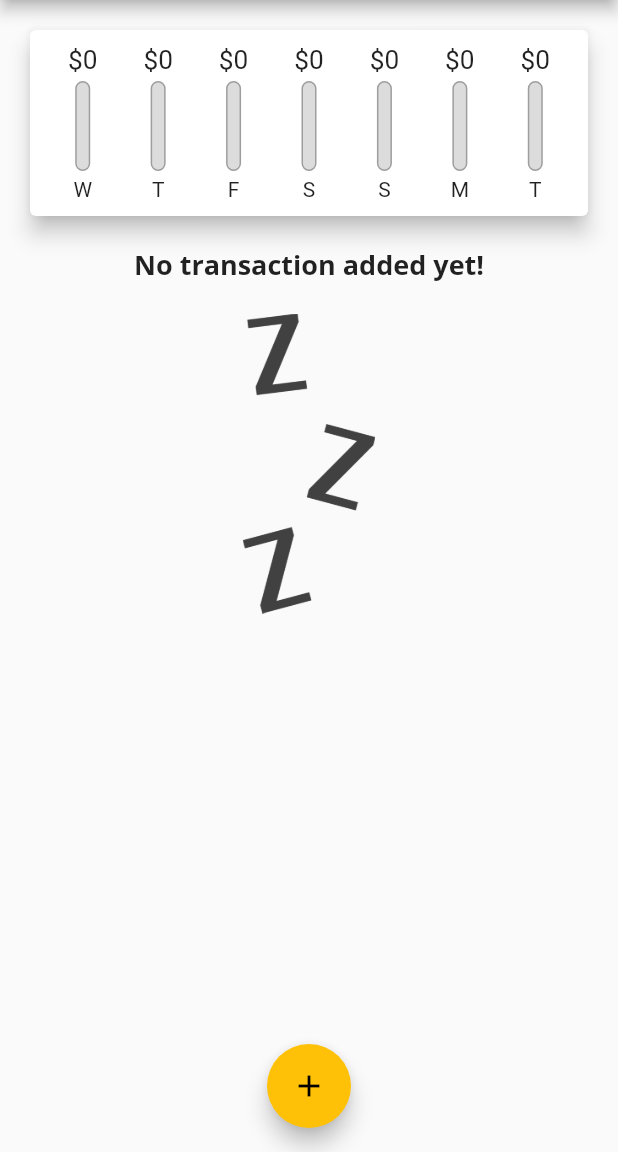
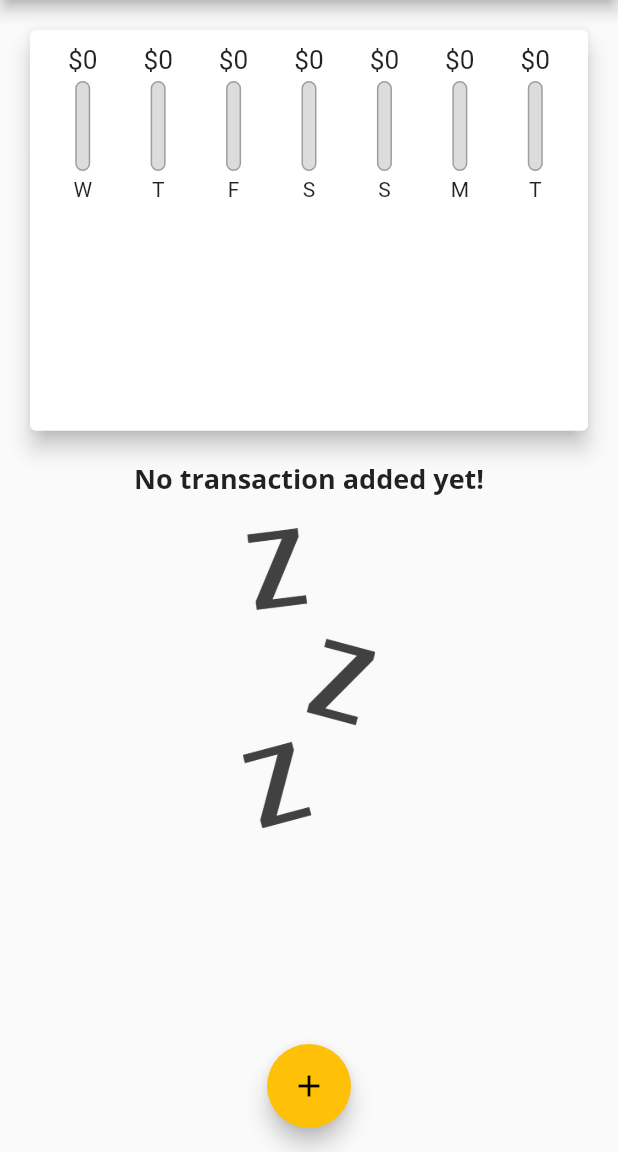
Before and after one commit to NgangaMichael/expense-planner, a Flutter app: the screen it shows after launch, on a phone screen of 412 x 824 dp, the part 84-1236 px from its top. Run offline on Flutter 3.47's test engine with Material 2 defaults, Android fonts, the phone set to English and light mode, and no system bars.

Commit message:
added media query on chart and transaction list for responsiveness

```diff
--- a/lib/main.dart
+++ b/lib/main.dart
@@ -11,6 +11,7 @@ void main() => runApp(MyApp());
 class MyApp extends StatelessWidget {
   @override
   Widget build(BuildContext context) {
+
     return MaterialApp(
       title: 'Personal Expenses',
       theme: ThemeData(
@@ -97,8 +98,7 @@ class _MyHomePageState extends State<MyHomePage> {
   @override
   Widget build(BuildContext context) {
 
-    return Scaffold(
-      appBar: AppBar(
+    final appbar= AppBar(
         title: const Text('Personal Expenses'),
         actions: [
           IconButton(
@@ -106,13 +106,23 @@ class _MyHomePageState extends State<MyHomePage> {
             icon: Icon(Icons.add)
           )
         ],
-      ),
+      );
+    return Scaffold(
+      appBar: appbar,
       body:SingleChildScrollView(
         child: Column(
           children: [
-            Chart(_recentTransaction),
+            Container(
+              height: (MediaQuery.of(context).size.height - appbar.preferredSize.height
+              - MediaQuery.of(context).padding.top) * 0.4,
+              child: Chart(_recentTransaction)
+            ),
 
-            TransactionList(_userTransactions, _deleteTransaction)
+            Container(
+              height: (MediaQuery.of(context).size.height - appbar.preferredSize.height
+              - MediaQuery.of(context).padding.top) * 0.6,
+              child: TransactionList(_userTransactions, _deleteTransaction)
+            )
           ],
         ),
       ),
--- a/lib/widgets/transaction_list.dart
+++ b/lib/widgets/transaction_list.dart
@@ -11,9 +11,7 @@ class TransactionList extends StatelessWidget {
 
   @override
   Widget build(BuildContext context) {
-    return Container(
-      height: 300,
-      child: transactions.isEmpty ? Column(
+    return transactions.isEmpty ? Column(
         children: [
           Text('No transaction added yet!',
           style: Theme.of(context).textTheme.subtitle1,
@@ -66,7 +64,6 @@ class TransactionList extends StatelessWidget {
             );
         },
         itemCount: transactions.length,
-        )
-      );
+        );
   }
 }
```
Also changed, not shown: lib/widgets/chart.dart (indentation only).
